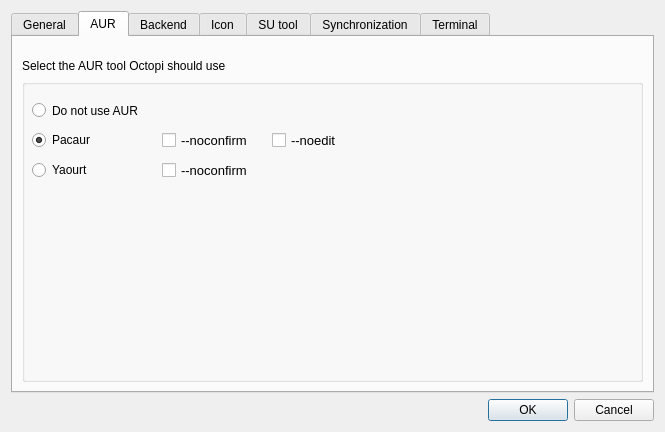
aarnt/octopi, file ui/optionsdialog.ui: the form before one commit.
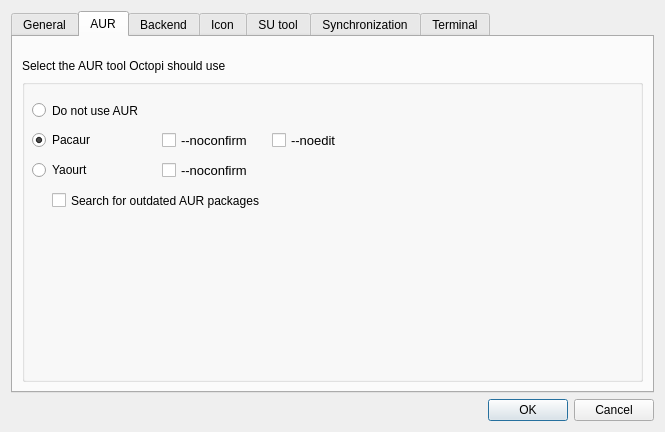
The form after the commit. The open tabs and pages were chosen to show the change.

Commit message: - Added option to enable/disable search for outdated AUR pkgs; - Fixes in AUR code;

The edit to the form file:
```diff
--- a/ui/optionsdialog.ui
+++ b/ui/optionsdialog.ui
@@ -220,6 +220,19 @@
              <string>Do not use AUR</string>
             </property>
            </widget>
+           <widget class="QCheckBox" name="cbSearchOutdatedAURPackages">
+            <property name="geometry">
+             <rect>
+              <x>30</x>
+              <y>110</y>
+              <width>571</width>
+              <height>23</height>
+             </rect>
+            </property>
+            <property name="text">
+             <string>Search for outdated AUR packages</string>
+            </property>
+           </widget>
           </widget>
          </item>
         </layout>
```
Left out of the diff: 2 changed lines with no effect on the pictures. The commit also changes 8 other files.
